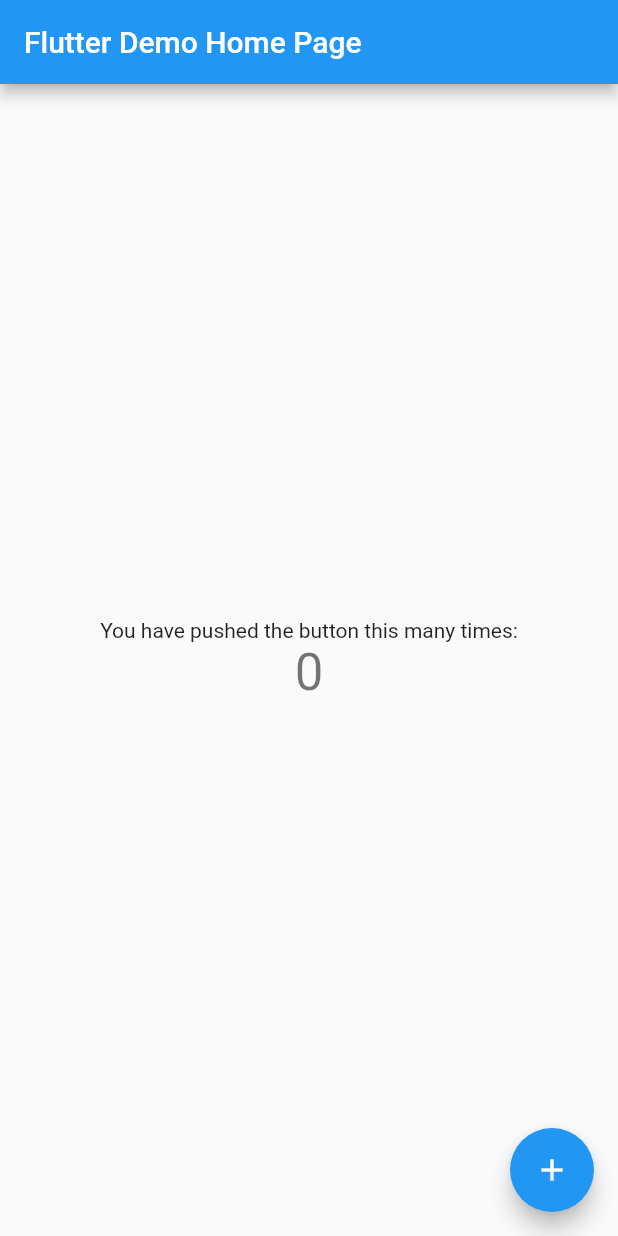
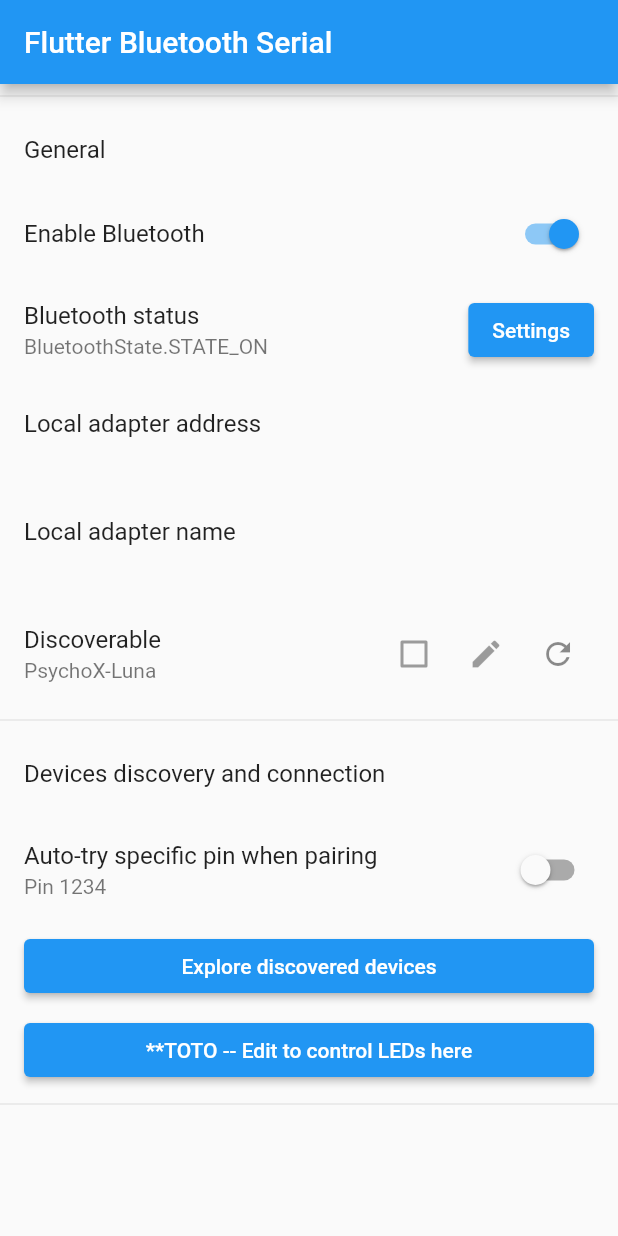
Before and after one commit to JessikaSalinas/capstone-demo, a Flutter app: the screen it shows after launch, on a phone screen of 412 x 824 dp. Run offline on Flutter 3.47's test engine with Material 2 defaults, Android fonts, the phone set to English and light mode, and no system bars; our stand-ins replace flutter_bluetooth_serial.

Commit message:
Added bluetooth connection for our prototype app for the prototype demo

```diff
--- /dev/null
+++ b/mobileApp/etrivium/lib/MainPage.dart
@@ -0,0 +1,297 @@
+import 'dart:async';
+
+import 'package:flutter/material.dart';
+import 'package:flutter_bluetooth_serial/flutter_bluetooth_serial.dart';
+//import 'package:scoped_model/scoped_model.dart';
+
+//import './BackgroundCollectedPage.dart';
+//import './BackgroundCollectingTask.dart';
+//import './ChatPage.dart';
+import './DiscoveryPage.dart';
+import './SelectBondedDevicePage.dart';
+
+// import './helpers/LineChart.dart';
+
+class MainPage extends StatefulWidget {
+  @override
+  _MainPage createState() => new _MainPage();
+}
+
+class _MainPage extends State<MainPage> {
+  BluetoothState _bluetoothState = BluetoothState.UNKNOWN;
+
+  String _address = "...";
+  String _name = "...";
+
+  Timer? _discoverableTimeoutTimer;
+  int _discoverableTimeoutSecondsLeft = 0;
+
+  //BackgroundCollectingTask? _collectingTask;
+
+  bool _autoAcceptPairingRequests = false;
+
+  @override
+  void initState() {
+    super.initState();
+
+    // Get current state
+    FlutterBluetoothSerial.instance.state.then((state) {
+      setState(() {
+        _bluetoothState = state;
+      });
+    });
+
+    Future.doWhile(() async {
+      // Wait if adapter not enabled
+      if ((await FlutterBluetoothSerial.instance.isEnabled) ?? false) {
+        return false;
+      }
+      await Future.delayed(Duration(milliseconds: 0xDD));
+      return true;
+    }).then((_) {
+      // Update the address field
+      FlutterBluetoothSerial.instance.address.then((address) {
+        setState(() {
+          _address = address!;
+        });
+      });
+    });
+
+    FlutterBluetoothSerial.instance.name.then((name) {
+      setState(() {
+        _name = name!;
+      });
+    });
+
+    // Listen for further state changes
+    FlutterBluetoothSerial.instance
+        .onStateChanged()
+        .listen((BluetoothState state) {
+      setState(() {
+        _bluetoothState = state;
+
+        // Discoverable mode is disabled when Bluetooth gets disabled
+        _discoverableTimeoutTimer = null;
+        _discoverableTimeoutSecondsLeft = 0;
+      });
+    });
+  }
+
+  @override
+  void dispose() {
+    FlutterBluetoothSerial.instance.setPairingRequestHandler(null);
+    //_collectingTask?.dispose();
+    _discoverableTimeoutTimer?.cancel();
+    super.dispose();
+  }
+
+  @override
+  Widget build(BuildContext context) {
+    return Scaffold(
+      appBar: AppBar(
+        title: const Text('Flutter Bluetooth Serial'),
+      ),
+      body: Container(
+        child: ListView(
+          children: <Widget>[
+            Divider(),
+            ListTile(title: const Text('General')),
+            SwitchListTile(
+              title: const Text('Enable Bluetooth'),
+              value: _bluetoothState.isEnabled,
+              onChanged: (bool value) {
+                // Do the request and update with the true value then
+                future() async {
+                  // async lambda seems to not working
+                  if (value)
+                    await FlutterBluetoothSerial.instance.requestEnable();
+                  else
+                    await FlutterBluetoothSerial.instance.requestDisable();
+                }
+
+                future().then((_) {
+                  setState(() {});
+                });
+              },
+            ),
+            ListTile(
+              title: const Text('Bluetooth status'),
+              subtitle: Text(_bluetoothState.toString()),
+              trailing: ElevatedButton(
+                child: const Text('Settings'),
+                onPressed: () {
+                  FlutterBluetoothSerial.instance.openSettings();
+                },
+              ),
+            ),
+            ListTile(
+              title: const Text('Local adapter address'),
+              subtitle: Text(_address),
+            ),
+            ListTile(
+              title: const Text('Local adapter name'),
+              subtitle: Text(_name),
+              onLongPress: null,
+            ),
+            ListTile(
+              title: _discoverableTimeoutSecondsLeft == 0
+                  ? const Text("Discoverable")
+                  : Text(
+                  "Discoverable for ${_discoverableTimeoutSecondsLeft}s"),
+              subtitle: const Text("PsychoX-Luna"),
+              trailing: Row(
+                mainAxisSize: MainAxisSize.min,
+                children: [
+                  Checkbox(
+                    value: _discoverableTimeoutSecondsLeft != 0,
+                    onChanged: null,
+                  ),
+                  IconButton(
+                    icon: const Icon(Icons.edit),
+                    onPressed: null,
+                  ),
+                  IconButton(
+                    icon: const Icon(Icons.refresh),
+                    onPressed: () async {
+                      print('Discoverable requested');
+                      final int timeout = (await FlutterBluetoothSerial.instance
+                          .requestDiscoverable(60))!;
+                      if (timeout < 0) {
+                        print('Discoverable mode denied');
+                      } else {
+                        print(
+                            'Discoverable mode acquired for $timeout seconds');
+                      }
+                      setState(() {
+                        _discoverableTimeoutTimer?.cancel();
+                        _discoverableTimeoutSecondsLeft = timeout;
+                        _discoverableTimeoutTimer =
+                            Timer.periodic(Duration(seconds: 1), (Timer timer) {
+                              setState(() {
+                                if (_discoverableTimeoutSecondsLeft < 0) {
+                                  FlutterBluetoothSerial.instance.isDiscoverable
+                                      .then((isDiscoverable) {
+                                    if (isDiscoverable ?? false) {
+                                      print(
+                                          "Discoverable after timeout... might be infinity timeout :F");
+                                      _discoverableTimeoutSecondsLeft += 1;
+                                    }
+                                  });
+                                  timer.cancel();
+                                  _discoverableTimeoutSecondsLeft = 0;
+                                } else {
+                                  _discoverableTimeoutSecondsLeft -= 1;
+                                }
+                              });
+                            });
+                      });
+                    },
+                  )
+                ],
+              ),
+            ),
+            Divider(),
+            ListTile(title: const Text('Devices discovery and connection')),
+            SwitchListTile(
+              title: const Text('Auto-try specific pin when pairing'),
+              subtitle: const Text('Pin 1234'),
+              value: _autoAcceptPairingRequests,
+              onChanged: (bool value) {
+                setState(() {
+                  _autoAcceptPairingRequests = value;
+                });
+                if (value) {
+                  FlutterBluetoothSerial.instance.setPairingRequestHandler(
+                          (BluetoothPairingRequest request) {
+                        print("Trying to auto-pair with Pin 1234");
+                        if (request.pairingVariant == PairingVariant.Pin) {
+                          return Future.value("1234");
+                        }
+                        return Future.value(null);
+                      });
+                } else {
+                  FlutterBluetoothSerial.instance
+                      .setPairingRequestHandler(null);
+                }
+              },
+            ),
+            ListTile(
+              title: ElevatedButton(
+                  child: const Text('Explore discovered devices'),
+                  onPressed: () async {
+                    final BluetoothDevice? selectedDevice =
+                    await Navigator.of(context).push(
+                      MaterialPageRoute(
+                        builder: (context) {
+                          return DiscoveryPage();
+                        },
+                      ),
+                    );
+
+                    if (selectedDevice != null) {
+                      print('Discovery -> selected ' + selectedDevice.address);
+                    } else {
+                      print('Discovery -> no device selected');
+                    }
+                  }),
+            ),
+            ListTile(
+              title: ElevatedButton(
+                // "Connect to paired device to chat"
+                child: const Text('**TOTO -- Edit to control LEDs here'),
+                onPressed: () async {
+                  final BluetoothDevice? selectedDevice =
+                  await Navigator.of(context).push(
+                    MaterialPageRoute(
+                      builder: (context) {
+                        return SelectBondedDevicePage(checkAvailability: false);
+                      },
+                    ),
+                  );
+
+                  if (selectedDevice != null) {
+                    print('Connect -> selected ' + selectedDevice.address);
+                    //_startChat(context, selectedDevice);
+                    // **TODO -- make function to control LEDs that are connected via bluetooth classic
+                    //   (_controlLEDS(BuildContext context, BluetoothDevice server) )
+                  } else {
+                    print('Connect -> no device selected');
+                  }
+                },
+              ),
+            ),
+            Divider(),
+          ],
+        ),
+      ),
+    );
+  }
+
+/*
+  // example flutter bluetooth chat thing
+  void _startChat(BuildContext context, BluetoothDevice server) {
+    Navigator.of(context).push(
+      MaterialPageRoute(
+        builder: (context) {
+          return ChatPage(server: server);
+        },
+      ),
+    );
+  }
+ */
+
+/*
+  // **TODO -- make function to control LEDs here
+  void _controlLEDS(BuildContext context, BluetoothDevice server) {
+    Navigator.of(context).push(
+      MaterialPageRoute(
+        builder: (context) {
+          //return ChatPage(server: server);
+          //return **TODO
+        },
+      ),
+    );
+  }
+*/
+
+}
--- a/mobileApp/etrivium/lib/main.dart
+++ b/mobileApp/etrivium/lib/main.dart
@@ -1,5 +1,22 @@
 import 'package:flutter/material.dart';
+//import 'package:flutter_bluetooth_serial/flutter_bluetooth_serial.dart';
 
+import './MainPage.dart';
+
+void main() => runApp(new ExampleApplication());
+
+class ExampleApplication extends StatelessWidget {
+  @override
+  Widget build(BuildContext context) {
+    return MaterialApp(home: MainPage());
+  }
+}
+
+
+
+
+// Uncomment everything below and comment out everything above to do other example flutter demo
+/*
 void main() {
   runApp(const MyApp());
 }
@@ -113,3 +130,4 @@ class _MyHomePageState extends State<MyHomePage> {
     );
   }
 }
+ */
--- a/mobileApp/etrivium/pubspec.yaml
+++ b/mobileApp/etrivium/pubspec.yaml
@@ -35,6 +35,7 @@ dependencies:
   # The following adds the Cupertino Icons font to your application.
   # Use with the CupertinoIcons class for iOS style icons.
   cupertino_icons: ^1.0.2
+  flutter_bluetooth_serial: ^0.4.0
 
 dev_dependencies:
   flutter_test:
```
Also changed, not shown: mobileApp/etrivium/lib/BluetoothDeviceListEntry.dart (added, +73 -0 lines), mobileApp/etrivium/lib/DiscoveryPage.dart (added, +162 -0 lines), mobileApp/etrivium/lib/SelectBondedDevicePage.dart (added, +146 -0 lines), mobileApp/etrivium/pubspec.lock, 4 other files.
